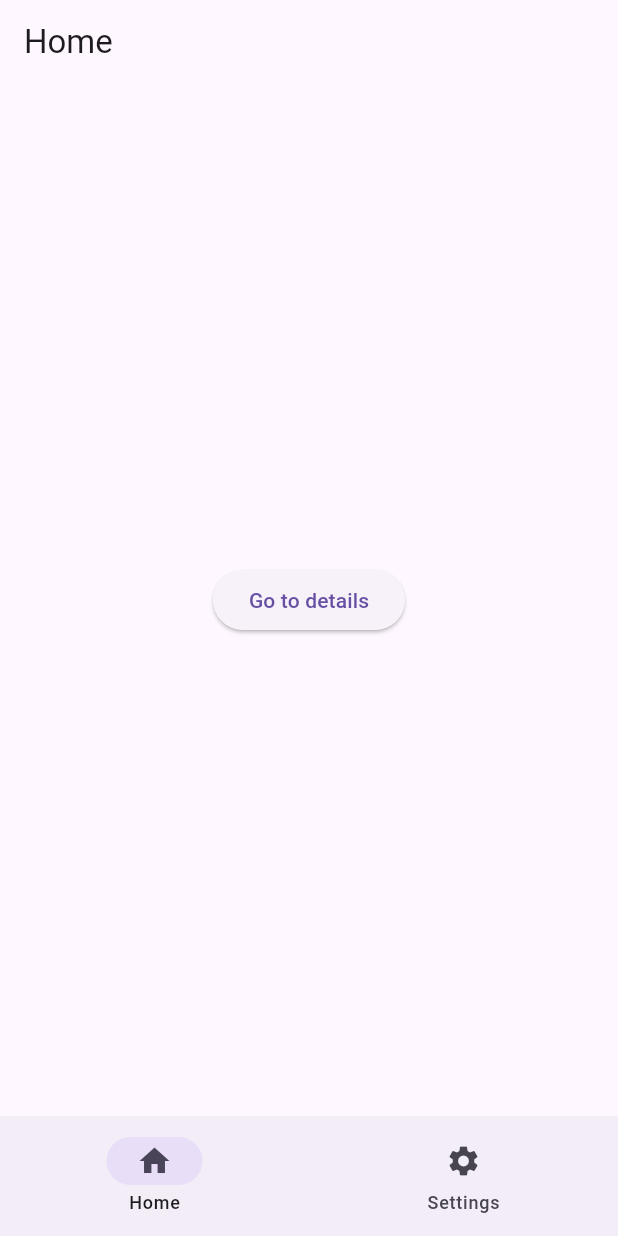
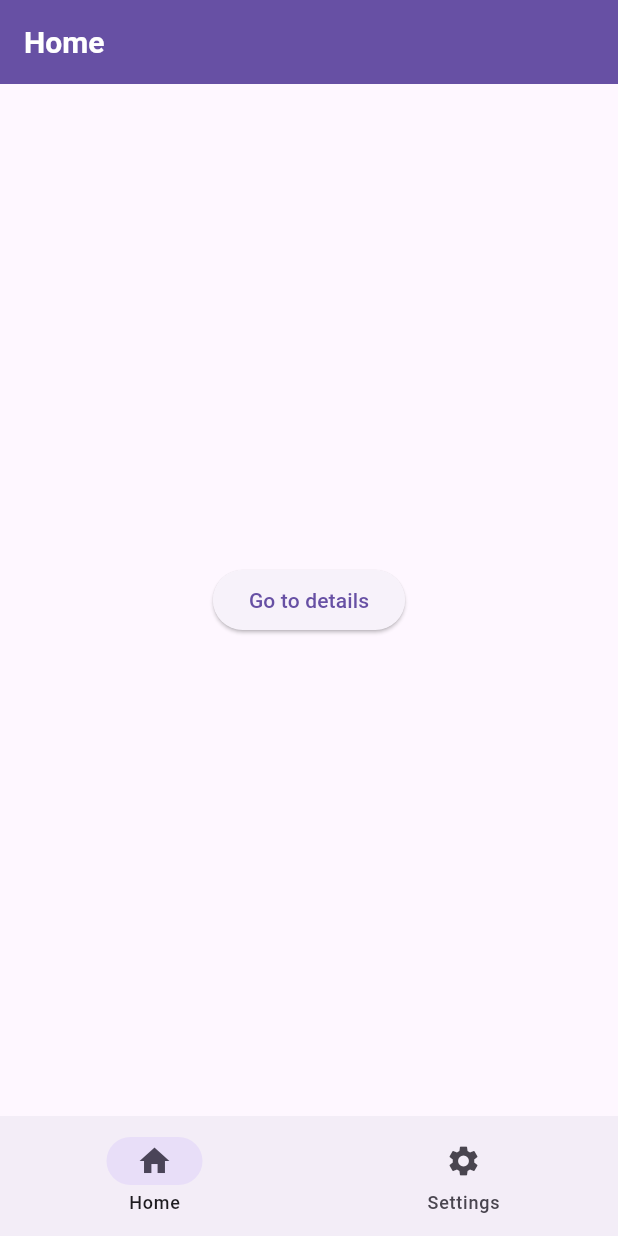
Before and after one commit to tombowers/flutter-starter, a Flutter app: the screen it shows after launch, on a phone screen of 412 x 824 dp. Run offline on Flutter 3.47's test engine with Material 3 defaults, Android fonts, the phone set to English and light mode, and no system bars; our stand-ins replace go_router.

Commit message:
Minor update

```diff
--- a/lib/main.dart
+++ b/lib/main.dart
@@ -1,7 +1,5 @@
 import 'package:flutter/material.dart';
-import 'package:go_router/go_router.dart';
 import 'package:template/routing/router.dart';
-import 'package:template/routing/routes.dart';
 
 void main() {
   runApp(const AppEntrypoint());
--- a/lib/pages/home_screen.dart
+++ b/lib/pages/home_screen.dart
@@ -7,7 +7,7 @@ class HomeScreen extends StatelessWidget {
   Widget build(BuildContext context) {
     return Center(
       child: ElevatedButton(
-        onPressed: () => context.go('/home/details'),
+        onPressed: () => context.go('/home/details/1'),
         child: const Text('Go to details'),
       ),
     );
--- a/lib/routing/app_shell.dart
+++ b/lib/routing/app_shell.dart
@@ -27,11 +27,20 @@ class AppShell extends StatelessWidget {
       builder: (_, stackDepth, __) {
         return Scaffold(
           appBar: AppBar(
+            backgroundColor: Theme.of(context).colorScheme.primary,
+            titleTextStyle: TextStyle(
+              color: Theme.of(context).colorScheme.onPrimary,
+              fontSize: 20,
+              fontWeight: FontWeight.w600,
+            ),
             title: Text(currentRoute.title),
             leading:
                 (currentTab.navigatorKey?.currentState?.canPop() ?? false)
                     ? IconButton(
-                      icon: const Icon(Icons.arrow_back),
+                      icon: Icon(
+                        Icons.arrow_back,
+                        color: Theme.of(context).colorScheme.onPrimary,
+                      ),
                       onPressed:
                           () =>
                               currentTab.navigatorKey?.currentState?.maybePop(),
--- a/lib/routing/routes.dart
+++ b/lib/routing/routes.dart
@@ -14,7 +14,7 @@ final routes = <AppRouteConfig>[
     label: 'Home',
   ),
   AppRouteConfig(
-    path: '/home/details',
+    path: '/home/details/:id',
     title: 'Details',
     builder: (_, __) => const DetailsScreen(),
   ),
```
Also changed, not shown: pubspec.lock.
